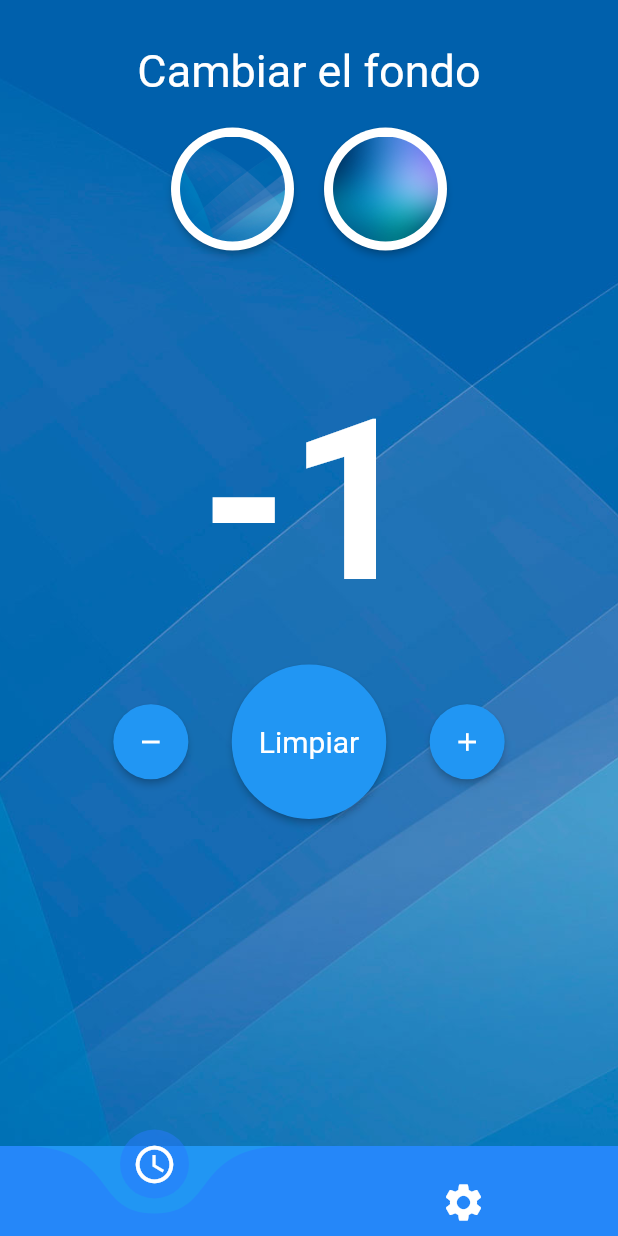
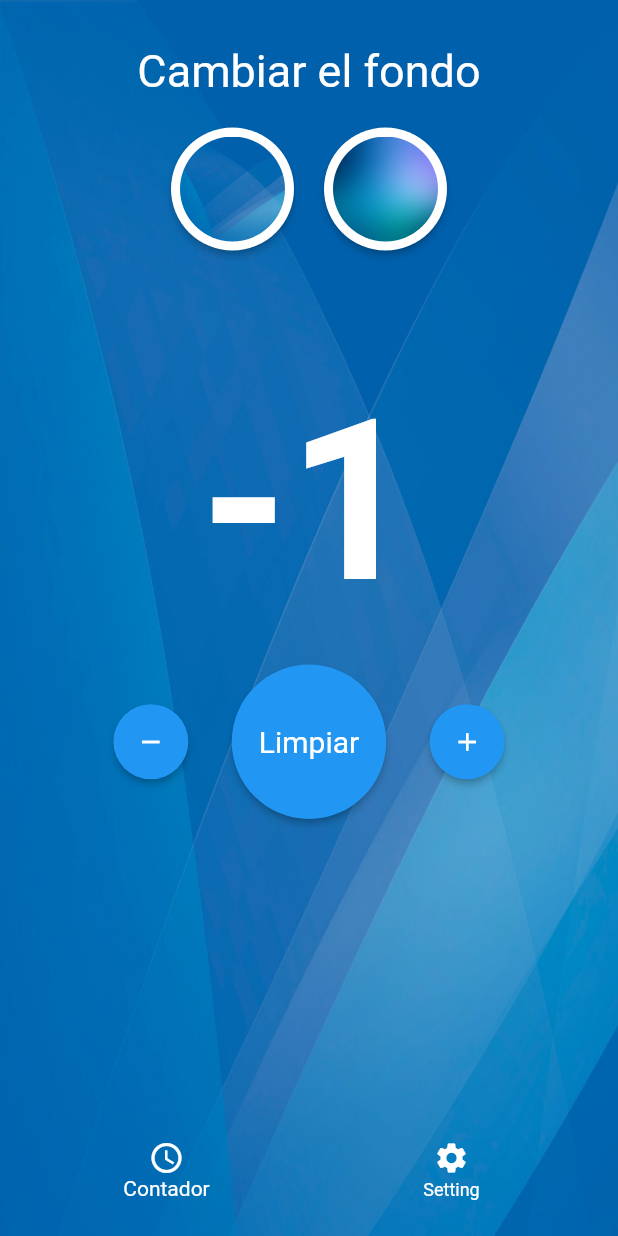
Before and after one commit to felipeCode798/contador, a Flutter app: the screen it shows after launch, after a tap on the "remove" icon, on a phone screen of 412 x 824 dp. Run offline on Flutter 3.47's test engine with Material 2 defaults, Android fonts, the phone set to English and light mode, and no system bars; drawn by our look-alikes of curved_navigation_bar.

Commit message:
manejo de variables de las pantalla settings

```diff
--- a/lib/navegacion.dart
+++ b/lib/navegacion.dart
@@ -1,52 +1,75 @@
-import 'package:curved_navigation_bar/curved_navigation_bar.dart';
 import 'package:flutter/material.dart';
 import 'package:contador/pages/contador.dart';
 import 'package:contador/pages/setting.dart';
 
 class Navegacion extends StatefulWidget {
-  const Navegacion({super.key});
+  final int counterValue;
+
+  const Navegacion({Key? key, this.counterValue = 0}) : super(key: key);
 
   @override
   State<Navegacion> createState() => _Navegacion();
 }
 
 class _Navegacion extends State<Navegacion> {
-  final items = const [
-    Icon(Icons.access_time, size: 30, color: Colors.white),
-    Icon(Icons.settings, size: 30, color: Colors.white),
+  int index = 0;
+
+  final List<Widget> list = [
+    Contador(),
+    Setting(),
   ];
 
-  int index = 0;
+  final PageController _pageController = PageController();
+
+  @override
+  void initState() {
+    super.initState();
+    list[0] = Contador(counterValue: widget.counterValue);
+  }
 
   @override
   Widget build(BuildContext context) {
     return Scaffold(
-      bottomNavigationBar: CurvedNavigationBar(
-          backgroundColor: Colors.blue,
-          color: Colors.blueAccent.shade400.withOpacity(0.5),
-          animationDuration: const Duration(milliseconds: 200),
-          items: items,
-          index: index,
-          height: 60,
-          onTap: (selectedIndex) {
-            setState(() {
-              index = selectedIndex;
-            });
-          }),
-      body: Container(
-        child: getSelectedWidget(index: index),
+      body: Stack(
+        children: [
+          PageView(
+            controller: _pageController,
+            onPageChanged: (int index) {
+              setState(() => this.index = index);
+            },
+            children: list,
+          ),
+          Positioned(
+            bottom: 16,
+            left: 16,
+            right: 16,
+            child: Container(
+              child: BottomNavigationBar(
+                backgroundColor:
+                    Colors.transparent, // Color de fondo transparente
+                elevation: 0, // Sin sombra
+                selectedItemColor: Colors.white,
+                unselectedItemColor: Colors.white,
+                currentIndex: index,
+                onTap: (int index) {
+                  _pageController.jumpToPage(index);
+                  setState(() => this.index = index);
+                },
+                items: const [
+                  BottomNavigationBarItem(
+                    icon: Icon(Icons.access_time),
+                    label: 'Contador',
+                  ),
+                  BottomNavigationBarItem(
+                    icon: Icon(Icons.settings),
+                    label: 'Setting',
+                  ),
+                ],
+              ),
+            ),
+          ),
+        ],
       ),
     );
   }
 }
-
-Widget getSelectedWidget({required int index}) {
-  switch (index) {
-    case 0:
-      return const Contador();
-    case 1:
-      return const Setting();
-    default:
-      return const Contador();
-  }
-}
--- a/lib/pages/contador.dart
+++ b/lib/pages/contador.dart
@@ -1,8 +1,14 @@
 import 'package:contador/pages/setting.dart';
 import 'package:flutter/material.dart';
+import 'package:contador/navegacion.dart';
 
 class Contador extends StatefulWidget {
-  const Contador({Key? key}) : super(key: key);
+  final int counterValue;
+
+  const Contador({Key? key, this.counterValue = 0})
+      : super(
+            key:
+                key); // Haz que counterValue sea opcional y tenga un valor predeterminado
 
   @override
   _ContadorState createState() => _ContadorState();
@@ -11,6 +17,11 @@ class Contador extends StatefulWidget {
 class _ContadorState extends State<Contador> {
   int _counter = 0;
   int confi = 0;
+  @override
+  void initState() {
+    super.initState();
+    confi = widget.counterValue; // Asignar el valor aquí
+  }
 
   //cambiar fondo
   String _image = "assets/images/fondopantalla.jpeg";
@@ -60,7 +71,7 @@ class _ContadorState extends State<Contador> {
         decoration: BoxDecoration(
           image: DecorationImage(
             image: AssetImage(_image), // Ruta de tu imagen de fondo
-            fit: BoxFit.cover,
+            fit: BoxFit.fill,
           ),
         ),
         child: Center(
@@ -105,12 +116,8 @@ class _ContadorState extends State<Contador> {
                     ElevatedButton(
                       onPressed: _changeBackgraud2,
                       child: ClipOval(
-                        child: Image.asset(
-                          "assets/images/fondopantalla2.jpg",
-                          width: 70,
-                          height: 70,
-                          fit: BoxFit.cover,
-                        ),
+                        child: Image.asset("assets/images/fondopantalla2.jpg",
+                            width: 70, height: 70, fit: BoxFit.cover),
                       ),
                       style: ElevatedButton.styleFrom(
                         shape: CircleBorder(),
--- a/lib/pages/setting.dart
+++ b/lib/pages/setting.dart
@@ -1,4 +1,5 @@
 import 'package:flutter/material.dart';
+import 'package:contador/navegacion.dart';
 
 class Setting extends StatefulWidget {
   const Setting({Key? key}) : super(key: key);
@@ -9,6 +10,10 @@ class Setting extends StatefulWidget {
 
 class _SettingState extends State<Setting> {
   String _image = "assets/images/fondopantalla.jpeg";
+  int _counter = 0; // Variable para almacenar el contador
+  final TextEditingController _controller =
+      TextEditingController(); // Controlador del TextField
+
   @override
   Widget build(BuildContext context) {
     return Scaffold(
@@ -35,20 +40,26 @@ class _SettingState extends State<Setting> {
                   width: 350,
                   padding: EdgeInsets.all(8),
                   decoration: BoxDecoration(
-                    color: Colors.white, // Fondo blanco
-                    borderRadius: BorderRadius.all(
-                        Radius.circular(10)), // Bordes redondeados
+                    color: Colors.white,
+                    borderRadius: BorderRadius.all(Radius.circular(10)),
                     border: Border.all(color: Colors.grey),
-                    // Borde gris
                   ),
-                  child: Text(
-                    "1,2,3... ",
+                  child: TextField(
+                    controller: _controller,
+                    decoration: InputDecoration(
+                      hintText: "1,2,3... ",
+                      hintStyle: TextStyle(
+                        fontSize: 20,
+                        fontWeight: FontWeight.w400,
+                        color: Colors.grey,
+                      ),
+                    ),
                     textAlign: TextAlign.center,
+                    keyboardType: TextInputType.number,
                     style: TextStyle(
                       fontSize: 20,
                       fontWeight: FontWeight.w400,
-                      color: Colors
-                          .grey, // Cambiado a negro para mejor visibilidad en fondo blanco
+                      color: Colors.grey,
                     ),
                   ),
                 ),
@@ -64,7 +75,24 @@ class _SettingState extends State<Setting> {
                           fontSize: 15,
                           fontWeight: FontWeight.w400,
                           color: Colors.white)),
-                  onPressed: () {},
+                  onPressed: () {
+                    try {
+                      _counter = int.parse(_controller.text);
+                      Navigator.push(
+                        context,
+                        MaterialPageRoute(
+                          builder: (context) =>
+                              Navegacion(counterValue: _counter),
+                        ),
+                      );
+                    } catch (e) {
+                      ScaffoldMessenger.of(context).showSnackBar(
+                        SnackBar(
+                            content:
+                                Text('Por favor, ingresa un número válido.')),
+                      );
+                    }
+                  },
                 ),
               ],
             ),
--- a/pubspec.yaml
+++ b/pubspec.yaml
@@ -37,6 +37,7 @@ dependencies:
   # Use with the CupertinoIcons class for iOS style icons.
   cupertino_icons: ^1.0.2
   curved_navigation_bar: ^1.0.3
+  google_nav_bar: ^5.0.6
 
 dev_dependencies:
   flutter_test:
```
Also changed, not shown: pubspec.lock.
